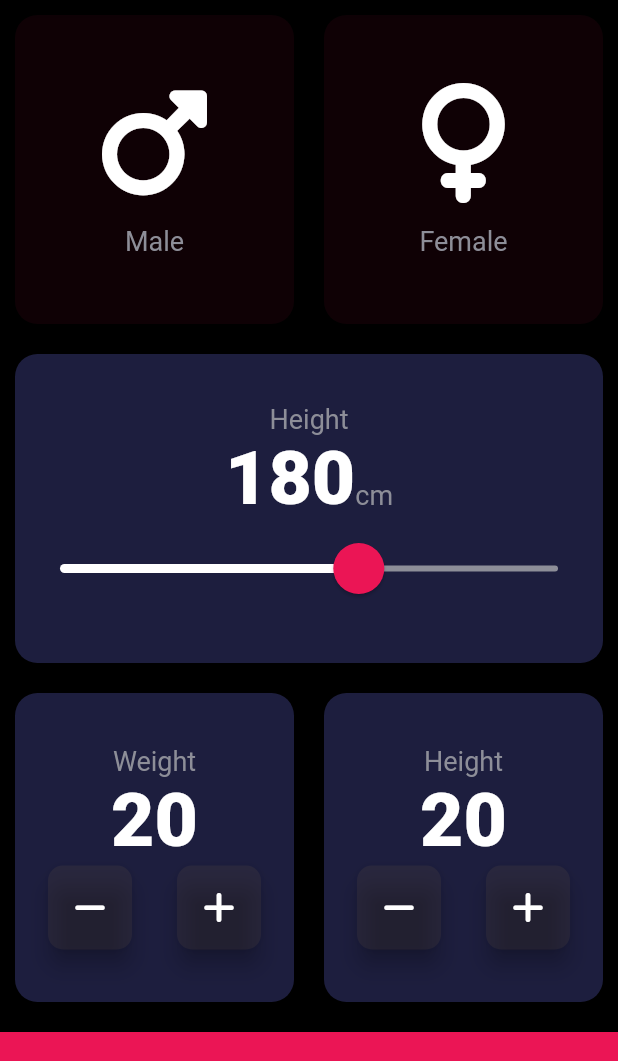
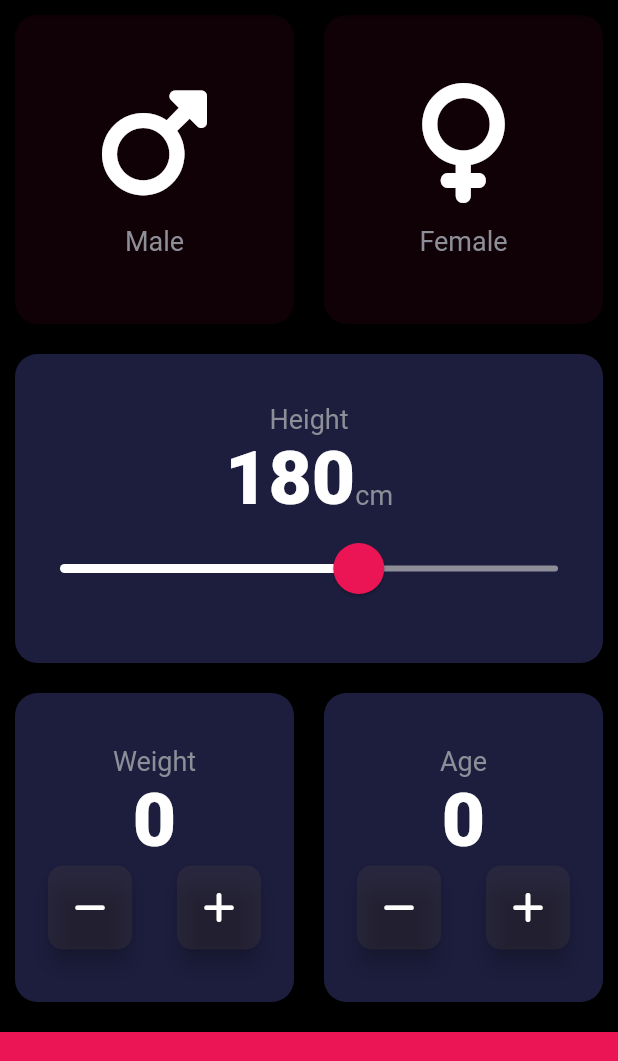
Before and after one commit to rohandocx/BMI_UI_app, a Flutter app: the screen it shows after launch, on a phone screen of 412 x 824 dp, the part 84-1145 px from its top. Run offline on Flutter 3.47's test engine with Material 2 defaults, Android fonts, the phone set to English and light mode, and no system bars; our stand-ins replace font_awesome_flutter.

Commit message:
Weight Age section copleted

```diff
--- a/lib/input_page.dart
+++ b/lib/input_page.dart
@@ -10,8 +10,8 @@ import 'Constants.dart';
 enum Gender { male, female }
 
 int height = 180;
-int weight = 20;
-
+int weight = 0;
+int age =0 ;
 class InputPage extends StatefulWidget {
   @override
   _InputPageState createState() => _InputPageState();
@@ -130,9 +130,23 @@ class _InputPageState extends State<InputPage> {
                         Row(
                           mainAxisAlignment: MainAxisAlignment.center,
                           children: <Widget>[
-                           RoundedButton(icon: FontAwesomeIcons.minus),
+                            RoundedButton(
+                              icon: FontAwesomeIcons.minus,
+                              onpressed: () {
+                                setState(() {
+                                  weight--;
+                                });
+                              },
+                            ),
                             SizedBox(width: 30.0),
-                            RoundedButton(icon: FontAwesomeIcons.plus),
+                            RoundedButton(
+                              icon: FontAwesomeIcons.plus,
+                              onpressed: () {
+                                setState(() {
+                                  weight++;
+                                });
+                              },
+                            ),
                           ],
                         ),
                       ],
@@ -146,16 +160,30 @@ class _InputPageState extends State<InputPage> {
                       mainAxisAlignment: MainAxisAlignment.center,
                       children: <Widget>[
                         Text(
-                          'Height',
+                          'Age',
                           style: labelstyle,
                         ),
-                        Text(weight.toString(), style: Boldtext),
+                        Text(age.toString(), style: Boldtext),
                         Row(
                           mainAxisAlignment: MainAxisAlignment.center,
                           children: <Widget>[
-                            RoundedButton(icon: FontAwesomeIcons.minus),
+                            RoundedButton(
+                              icon: FontAwesomeIcons.minus,
+                              onpressed: () {
+                                setState(() {
+                                  age--;
+                                });
+                              },
+                            ),
                             SizedBox(width: 30.0),
-                            RoundedButton(icon: FontAwesomeIcons.plus),
+                            RoundedButton(
+                              icon: FontAwesomeIcons.plus,
+                              onpressed: () {
+                                setState(() {
+                                  age++;
+                                });
+                              },
+                            ),
                           ],
                         ),
                       ],
@@ -175,20 +203,19 @@ class _InputPageState extends State<InputPage> {
   }
 }
 
-
 class RoundedButton extends StatelessWidget {
-   RoundedButton({this.icon});
-
-   final IconData icon;
+  RoundedButton({this.icon, this.onpressed});
+  final Function onpressed;
+  final IconData icon;
   @override
   Widget build(BuildContext context) {
     return RawMaterialButton(
       child: Icon(icon),
-         elevation: 6.0,
-         onPressed: (){},
+      elevation: 6.0,
+      onPressed: onpressed,
       constraints: BoxConstraints.tightFor(
         height: 56.0,
-        width:56.0,
+        width: 56.0,
       ),
       shape: RoundedRectangleBorder(borderRadius: BorderRadius.circular(10.0)),
       fillColor: Color(0xFF4C45E),
```
